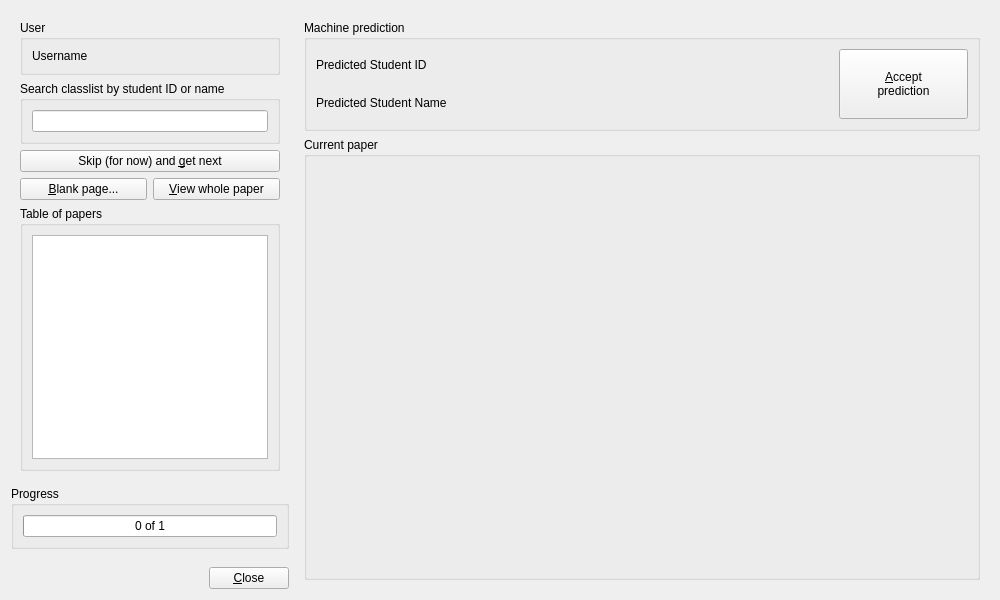
First picture: the form in qtCreatorFiles/ui_identify.ui, repository plomgrading/plom, before the edit.
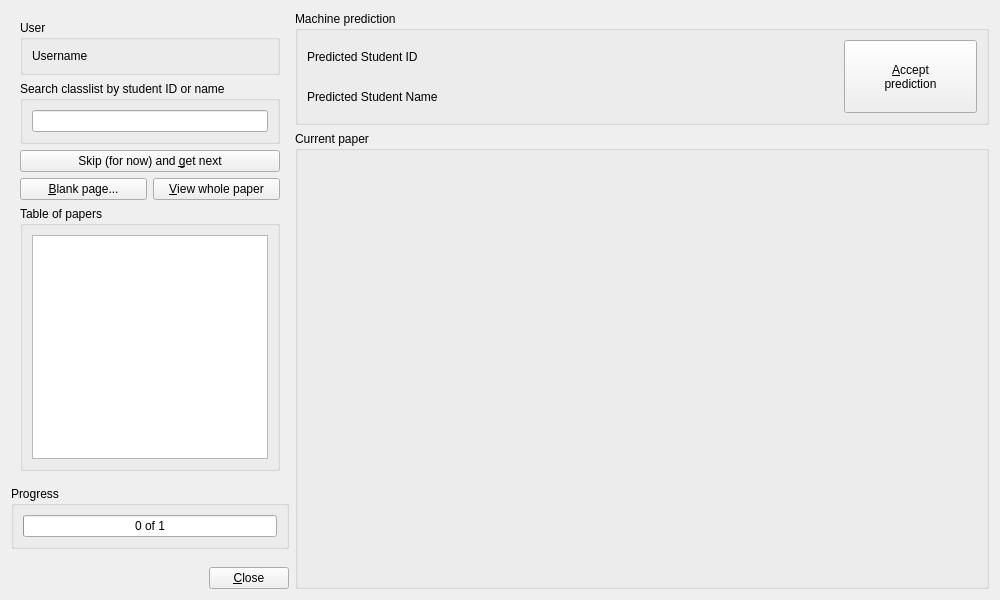
Second picture: the form after the edit.

Commit message: Identifier: tweak some margins and names in the UI

The edit to the form file:
```diff
--- a/qtCreatorFiles/ui_identify.ui
+++ b/qtCreatorFiles/ui_identify.ui
@@ -67,29 +67,23 @@
        <verstretch>0</verstretch>
       </sizepolicy>
      </property>
-     <layout class="QGridLayout" name="gridLayout_4">
+     <layout class="QVBoxLayout" name="verticalLayout_2">
       <property name="sizeConstraint">
        <enum>QLayout::SetDefaultConstraint</enum>
       </property>
-      <item row="1" column="0">
-       <widget class="QGroupBox" name="paperBox">
-        <property name="sizePolicy">
-         <sizepolicy hsizetype="Preferred" vsizetype="Expanding">
-          <horstretch>0</horstretch>
-          <verstretch>4</verstretch>
-         </sizepolicy>
-        </property>
-        <property name="title">
-         <string>Current paper</string>
-        </property>
-        <layout class="QGridLayout" name="gridLayout_7">
-         <property name="sizeConstraint">
-          <enum>QLayout::SetDefaultConstraint</enum>
-         </property>
-        </layout>
-       </widget>
-      </item>
-      <item row="0" column="0">
+      <property name="leftMargin">
+       <number>0</number>
+      </property>
+      <property name="topMargin">
+       <number>0</number>
+      </property>
+      <property name="rightMargin">
+       <number>0</number>
+      </property>
+      <property name="bottomMargin">
+       <number>0</number>
+      </property>
+      <item>
        <widget class="QGroupBox" name="predictionBox">
         <property name="sizePolicy">
          <sizepolicy hsizetype="Preferred" vsizetype="Expanding">
@@ -144,6 +138,24 @@
         </layout>
        </widget>
       </item>
+      <item>
+       <widget class="QGroupBox" name="paperBox">
+        <property name="sizePolicy">
+         <sizepolicy hsizetype="Preferred" vsizetype="Expanding">
+          <horstretch>0</horstretch>
+          <verstretch>4</verstretch>
+         </sizepolicy>
+        </property>
+        <property name="title">
+         <string>Current paper</string>
+        </property>
+        <layout class="QGridLayout" name="paperBoxLayout">
+         <property name="sizeConstraint">
+          <enum>QLayout::SetDefaultConstraint</enum>
+         </property>
+        </layout>
+       </widget>
+      </item>
      </layout>
     </widget>
    </item>
```
Left out of the diff: 2 changed lines with no effect on the pictures. The commit also changes 2 other files.
